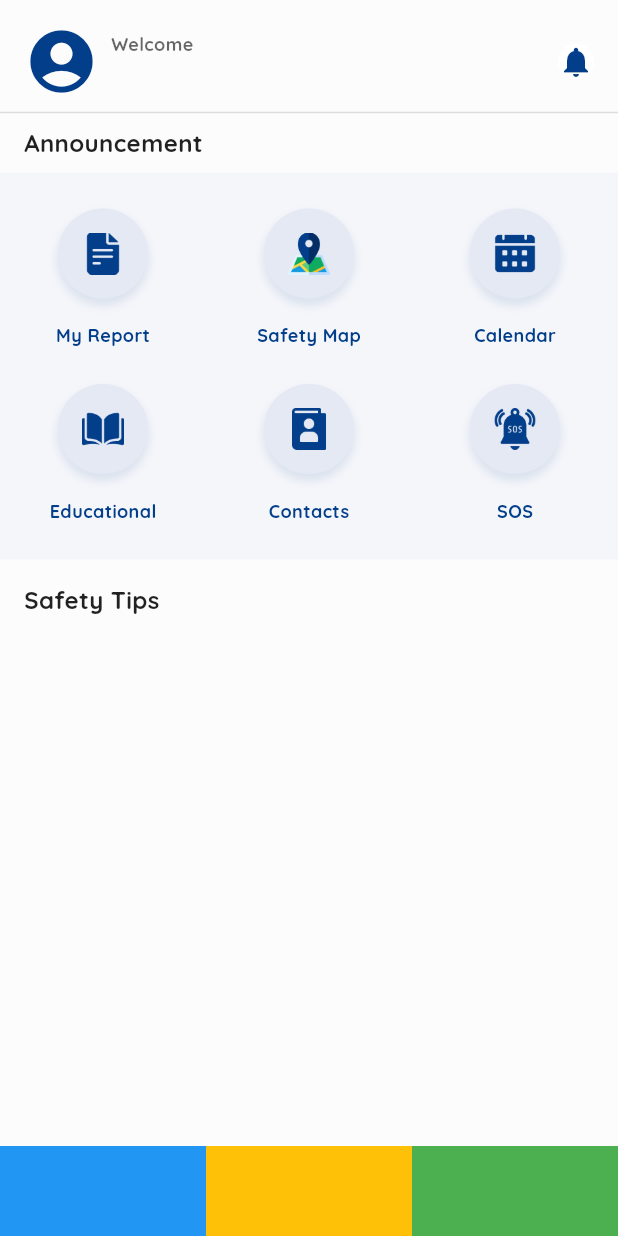
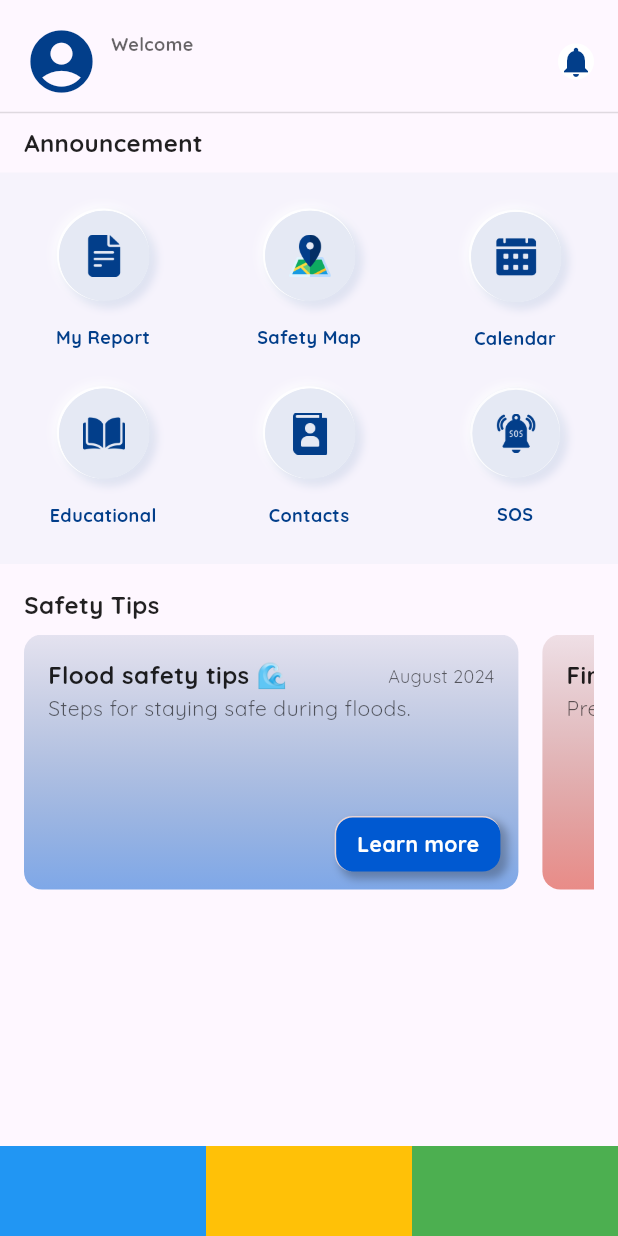
Before and after one commit to Khun01/SafeTrack, a Flutter app: the HomePage screen opened directly, on a phone screen of 412 x 824 dp. Run offline on Flutter 3.47's test engine with Material 3 defaults, Android fonts, the phone set to English and light mode, and no system bars; our stand-ins replace auto_animated, bloc, camera, flutter_bloc, flutter_secure_storage, fluttertoast and 7 more; missing offline and left inert: mobkit_dashed_border, tutorial_coach_mark; accounts and stored records are empty.

Commit message:
Added Safety tips card

```diff
--- /dev/null
+++ b/lib/models/safety_tips.dart
@@ -0,0 +1,13 @@
+class SafetyTips {
+  final String title;
+  final String heading;
+  final String subheading;
+  final String date;
+
+  SafetyTips({
+    required this.title,
+    required this.heading,
+    required this.subheading,
+    required this.date,
+  });
+}
--- a/lib/presentation/cards/announcement_card.dart
+++ b/lib/presentation/cards/announcement_card.dart
@@ -10,7 +10,9 @@ class AnnouncementCard extends StatelessWidget {
 
   @override
   Widget build(BuildContext context) {
-    return Container(
+    return Stack(
+      children: [
+        Container(
           width: MediaQuery.of(context).size.width * 0.8,
           margin: const EdgeInsets.only(left: 16, bottom: 16),
           padding: const EdgeInsets.all(16),
@@ -27,19 +29,7 @@ class AnnouncementCard extends StatelessWidget {
               ),
             ],
           ),
-      child: Stack(
-        children: [
-          Positioned(
-            bottom: -20,
-            right: -40,
-            child: SizedBox(
-              height: 120,
-              child: Image.asset(
-                'assets/images/announcement_image.png',
-              ),
-            ),
-          ),
-          Column(
+          child: Column(
             crossAxisAlignment: CrossAxisAlignment.start,
             children: [
               Row(
@@ -86,8 +76,23 @@ class AnnouncementCard extends StatelessWidget {
                   ),
                 ),
               ),
-              const Spacer(),
-              ElevatedButton(
+            ],
+          ),
+        ),
+        Positioned(
+          bottom: 14,
+          right: -16,
+          child: SizedBox(
+            height: 120,
+            child: Image.asset(
+              'assets/images/announcement_image.png',
+            ),
+          ),
+        ),
+        Positioned(
+          bottom: 32,
+          left: 32,
+          child: ElevatedButton(
             style: ElevatedButton.styleFrom(
               elevation: 5,
               backgroundColor: LightColor.primaryColor,
@@ -103,11 +108,9 @@ class AnnouncementCard extends StatelessWidget {
                 color: LightColor.whitePrimaryTextColor,
               ),
             ),
+          ),
         )
       ],
-          ),
-        ],
-      ),
     );
   }
 }
--- /dev/null
+++ b/lib/presentation/cards/safety_tips_card.dart
@@ -0,0 +1,102 @@
+import 'package:flutter/material.dart';
+import 'package:google_fonts/google_fonts.dart';
+import 'package:safetrack/models/safety_tips.dart';
+import 'package:safetrack/presentation/theme/colors.dart';
+
+class SafetyTipsCard extends StatelessWidget {
+  final SafetyTips safetyTips;
+  const SafetyTipsCard({super.key, required this.safetyTips});
+
+  @override
+  Widget build(BuildContext context) {
+    return Stack(
+      children: [
+        Container(
+          width: MediaQuery.of(context).size.width * 0.8,
+          padding: const EdgeInsets.all(16),
+          margin: const EdgeInsets.only(left: 16),
+          decoration: BoxDecoration(
+            borderRadius: BorderRadius.circular(12),
+            gradient: LinearGradient(
+              begin: Alignment.topCenter,
+              end: Alignment.bottomCenter,
+              colors: [
+                safetyTips.title == 'flood'
+                    ? const Color(0x1A002E6B)
+                    : const Color(0x1A6E1109),
+                safetyTips.title == 'flood'
+                    ? const Color(0x800059D1)
+                    : const Color(0x80D42111),
+              ],
+            ),
+          ),
+          child: Column(
+            crossAxisAlignment: CrossAxisAlignment.start,
+            children: [
+              Row(
+                mainAxisAlignment: MainAxisAlignment.spaceBetween,
+                children: [
+                  Text(
+                    safetyTips.heading,
+                    style: GoogleFonts.quicksand(
+                      fontSize: 16,
+                      fontWeight: FontWeight.bold,
+                      color: LightColor.blackPrimaryTextColor,
+                    ),
+                  ),
+                  Text(
+                    safetyTips.date,
+                    style: GoogleFonts.quicksand(
+                      fontSize: 12,
+                      color: LightColor.blackSecondaryTextColor,
+                    ),
+                  ),
+                ],
+              ),
+              Text(
+                safetyTips.subheading,
+                style: GoogleFonts.quicksand(
+                  fontSize: 14,
+                  color: LightColor.blackSecondaryTextColor,
+                ),
+              ),
+            ],
+          ),
+        ),
+        Positioned(
+          bottom: 12,
+          right: 12,
+          child: Container(
+            padding: const EdgeInsets.symmetric(horizontal: 14, vertical: 8),
+            decoration: BoxDecoration(
+              color: safetyTips.title == 'flood'
+                  ? const Color(0xFF0059D1)
+                  : const Color(0xFFD42111),
+              borderRadius: BorderRadius.circular(12),
+              border: const Border(
+                top: BorderSide(color: Color(0xFFE8D3D3), width: 1),
+                left: BorderSide(color: Color(0xFFE8D3D3), width: 1),
+              ),
+              boxShadow: const [
+                BoxShadow(
+                  color: Colors.black26,
+                  spreadRadius: 1,
+                  blurRadius: 4,
+                  offset: Offset(4, 4),
+                ),
+              ],
+            ),
+            child: Text(
+              'Learn more',
+              style: GoogleFonts.quicksand(
+                fontSize: 14,
+                fontWeight: FontWeight.bold,
+                color: LightColor.whitePrimaryTextColor,
+              ),
+            ),
+          ),
+        )
+      ],
+    );
+  }
+}
--- a/lib/presentation/pages/home/home_page.dart
+++ b/lib/presentation/pages/home/home_page.dart
@@ -4,6 +4,7 @@ import 'dart:ui';
 import 'package:flutter/material.dart';
 import 'package:flutter_bloc/flutter_bloc.dart';
 import 'package:google_fonts/google_fonts.dart';
+import 'package:safetrack/models/safety_tips.dart';
 import 'package:safetrack/presentation/bloc/features/announcement/announcement_bloc.dart';
 import 'package:safetrack/presentation/bloc/features/announcement/announcement_event.dart';
 import 'package:safetrack/presentation/bloc/features/announcement/announcement_state.dart';
@@ -11,6 +12,7 @@ import 'package:safetrack/presentation/bloc/features/user_guide/user_guide_bloc.
 import 'package:safetrack/presentation/bloc/features/user_guide/user_guide_event.dart';
 import 'package:safetrack/presentation/bloc/features/user_guide/user_guide_state.dart';
 import 'package:safetrack/presentation/cards/announcement_card.dart';
+import 'package:safetrack/presentation/cards/safety_tips_card.dart';
 import 'package:safetrack/presentation/pages/home/features/calendar_page.dart';
 import 'package:safetrack/presentation/pages/home/features/contacts_page.dart';
 import 'package:safetrack/presentation/pages/home/features/educational_page.dart';
@@ -56,6 +58,21 @@ class _HomePageState extends State<HomePage> {
 
   @override
   Widget build(BuildContext context) {
+    List<SafetyTips> safetyTipsList = [
+      SafetyTips(
+        title: 'flood',
+        heading: 'Flood safety tips 🌊',
+        subheading: 'Steps for staying safe during floods.',
+        date: 'August 2024',
+      ),
+      SafetyTips(
+        title: 'fire',
+        heading: 'Fire safety tips 🔥',
+        subheading: 'Preventing Household Fires.',
+        date: 'August 2024',
+      ),
+    ];
+
     return BlocConsumer<UserGuideBloc, UserGuideState>(
       listener: (context, state) {
         if (state is UserGuideHasSeenState) {
@@ -73,7 +90,6 @@ class _HomePageState extends State<HomePage> {
         //   context.read<UserGuideBloc>().add(UserGuideResetEvent());
         // }
         return Scaffold(
-          backgroundColor: LightColor.backgroundColor,
           body: SafeArea(
             child: Stack(
               children: [
@@ -131,7 +147,8 @@ class _HomePageState extends State<HomePage> {
                               ),
                             );
                           } else if (state is AnnouncementSuccess) {
-                            final announcement = state.announcement.reversed.toList();
+                            final announcement =
+                                state.announcement.reversed.toList();
                             if (announcement.isEmpty) {
                               return SliverToBoxAdapter(
                                 child: Container(
@@ -258,13 +275,30 @@ class _HomePageState extends State<HomePage> {
                                               borderRadius:
                                                   BorderRadius.circular(500),
                                               color: const Color(0xFFE5E9F4),
+                                              border: const Border(
+                                                top: BorderSide(
+                                                    color: LightColor
+                                                        .whiteSecondaryTextColor,
+                                                    width: 1.5),
+                                                left: BorderSide(
+                                                    color: LightColor
+                                                        .whiteSecondaryTextColor,
+                                                    width: 1.5),
+                                              ),
                                               boxShadow: const [
+                                                BoxShadow(
+                                                  color: LightColor
+                                                      .whiteAccentColor,
+                                                  spreadRadius: 2,
+                                                  blurRadius: 4,
+                                                  offset: Offset(-1, -1),
+                                                ),
                                                 BoxShadow(
                                                   color: Color(0x1A023E8A),
                                                   spreadRadius: 1,
                                                   blurRadius: 4,
-                                                  offset: Offset(0, 4),
-                                                )
+                                                  offset: Offset(4, 4),
+                                                ),
                                               ],
                                             ),
                                             child: Image.asset(
@@ -310,17 +344,24 @@ class _HomePageState extends State<HomePage> {
                           ),
                         ),
                       ),
-                      // SliverList.builder(
-                      //   itemBuilder: (context, index) {
-                      //     return ActivitiesCard(
-                      //       activities: activities[index],
-                      //     );
-                      //   },
-                      //   itemCount: activities.length,
-                      // ),
                       SliverToBoxAdapter(
                         child: Container(
-                          height: 80,
+                          height: 170,
+                          padding: const EdgeInsets.only(right: 16),
+                          child: ListView.builder(
+                            scrollDirection: Axis.horizontal,
+                            itemCount: safetyTipsList.length,
+                            itemBuilder: (context, index) {
+                              return SafetyTipsCard(
+                                safetyTips: safetyTipsList[index],
+                              );
+                            },
+                          ),
+                        ),
+                      ),
+                      SliverToBoxAdapter(
+                        child: Container(
+                          height: 78,
                         ),
                       ),
                     ],
--- a/lib/presentation/pages/wrapper.dart
+++ b/lib/presentation/pages/wrapper.dart
@@ -235,8 +235,17 @@ class _WrapperState extends State<Wrapper> with SingleTickerProviderStateMixin {
                                     bottom: 0,
                                     left: 0,
                                     right: 0,
-                                    child: SizedBox(
+                                    child: Container(
                                       height: 60,
+                                      decoration: const BoxDecoration(
+                                        boxShadow: [
+                                          BoxShadow(
+                                            color: Color(0x1A023E8A),
+                                            offset: Offset(0.0, -2.0),
+                                            blurRadius: 4.0,
+                                          )
+                                        ],
+                                      ),
                                       child: BottomNavigationBar(
                                         elevation: 0,
                                         showUnselectedLabels: false,
--- a/lib/presentation/widgets/my_home_page_feature_button.dart
+++ b/lib/presentation/widgets/my_home_page_feature_button.dart
@@ -23,13 +23,23 @@ class MyHomePageFeatureButton extends StatelessWidget {
         Container(
           decoration: BoxDecoration(
             borderRadius: BorderRadius.circular(500),
+            border: const Border(
+              top: BorderSide(color: LightColor.whiteSecondaryTextColor, width: 1.5),
+              left: BorderSide(color: LightColor.whiteSecondaryTextColor, width: 1.5),
+            ),
             boxShadow: const [
+              BoxShadow(
+                color: LightColor.whiteAccentColor,
+                spreadRadius: 2,
+                blurRadius: 4,
+                offset: Offset(-1, -1),
+              ),
               BoxShadow(
                 color: Color(0x1A023E8A),
                 spreadRadius: 1,
                 blurRadius: 4,
-                offset: Offset(0, 4),
-              )
+                offset: Offset(4, 4),
+              ),
             ],
           ),
           child: OpenContainer(
```
Lines whose indentation alone changed are shown as unchanged.
